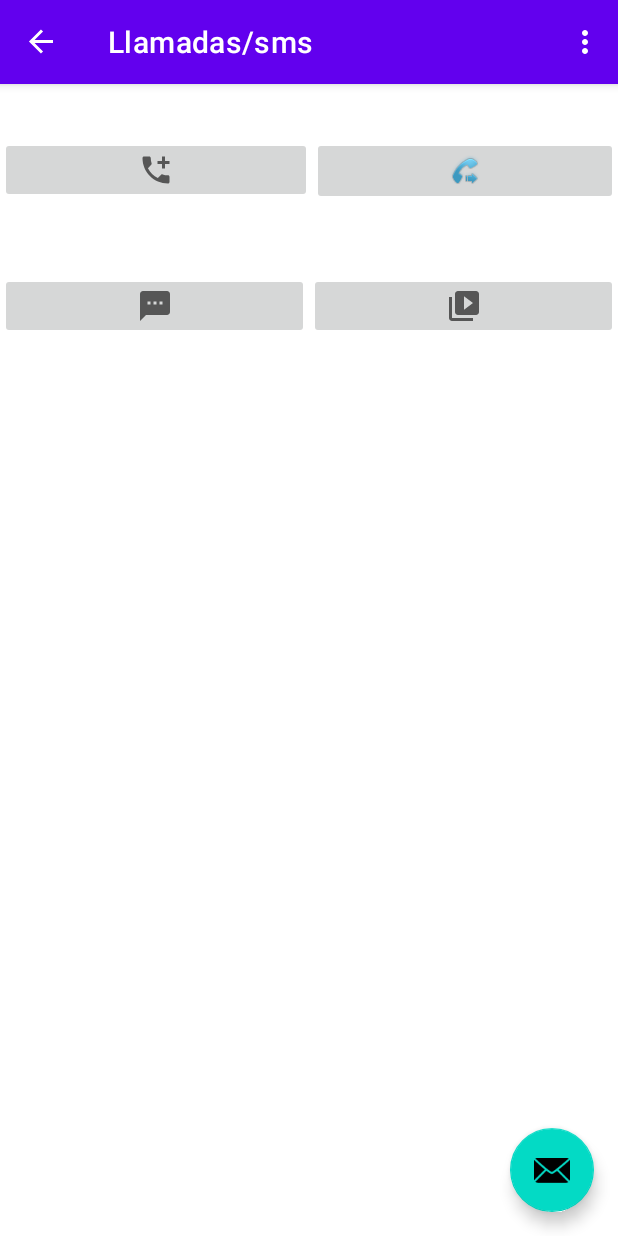
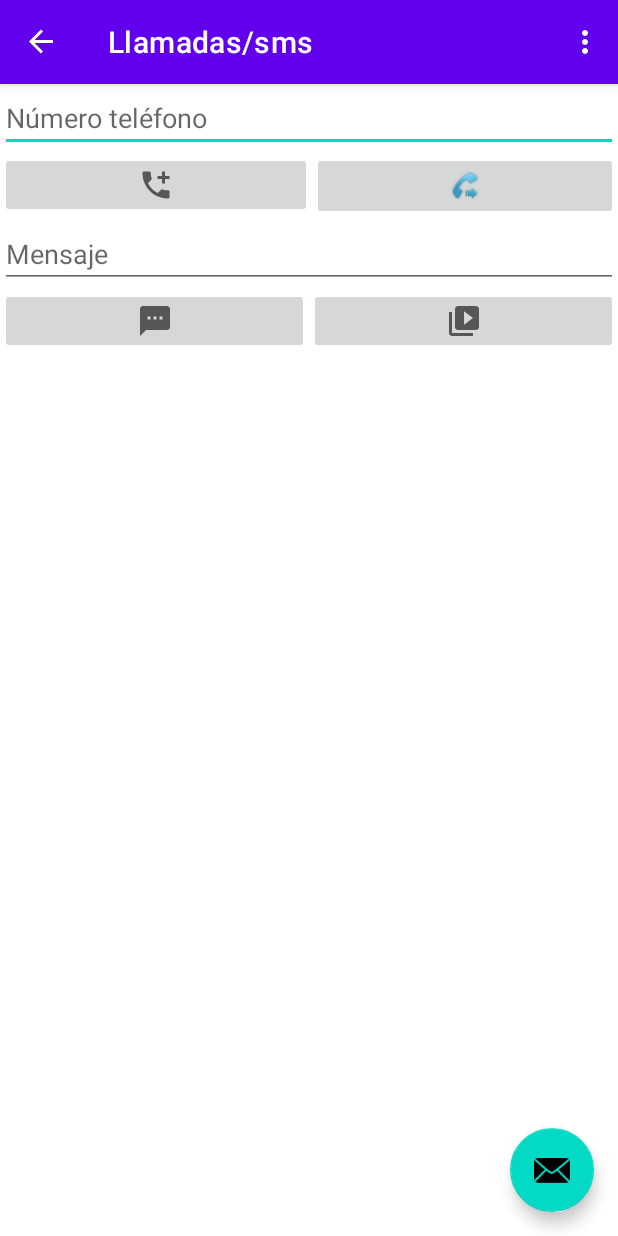
Before and after one commit to gjimenexv/SC703-Lec08, an Android app: the screen it shows after launch (MainActivity), in the side drawer, after a tap on "Llamadas/sms", on a phone screen of 412 x 824 dp. Run offline under Robolectric (Android 15) with nearby library versions, the phone set to English and light mode, and no system bars; our stand-ins replace navigation-ui; 8 statements that could not run were skipped.

Commit message:
Cambiar los Text views por Edit Text que funcionen para ingresar los campos de Telefono y SMS. Agregue el hint para guiar al usuario en como llenar los campos.

```diff
--- a/app/src/main/res/layout/fragment_phone.xml
+++ b/app/src/main/res/layout/fragment_phone.xml
@@ -7,20 +7,13 @@
     android:layout_height="match_parent"
     tools:context=".Phone">
 
-    <TextView
+    <EditText
         android:id="@+id/etTelefono"
         android:layout_width="match_parent"
         android:layout_height="wrap_content"
-        android:layout_marginStart="8dp"
-        android:layout_marginTop="8dp"
-        android:layout_marginEnd="8dp"
-        android:textAlignment="center"
-        android:textAppearance="@style/TextAppearance.AppCompat.Display1"
-        android:textSize="20sp"
-        app:layout_constraintBottom_toBottomOf="parent"
-        app:layout_constraintEnd_toEndOf="parent"
-        app:layout_constraintStart_toStartOf="parent"
-        app:layout_constraintTop_toTopOf="parent" />
+        android:ems="10"
+        android:hint="Número teléfono"
+        android:inputType="textPersonName" />
 
     <LinearLayout
         android:layout_width="match_parent"
@@ -49,11 +42,13 @@
         android:layout_weight="1"
         android:orientation="vertical">
 
-        <TextView
+        <EditText
             android:id="@+id/etSms"
             android:layout_width="match_parent"
             android:layout_height="wrap_content"
-            android:textAppearance="@style/TextAppearance.AppCompat.Display1" />
+            android:ems="10"
+            android:hint="Mensaje"
+            android:inputType="textPersonName" />
 
         <LinearLayout
             android:layout_width="match_parent"
```
